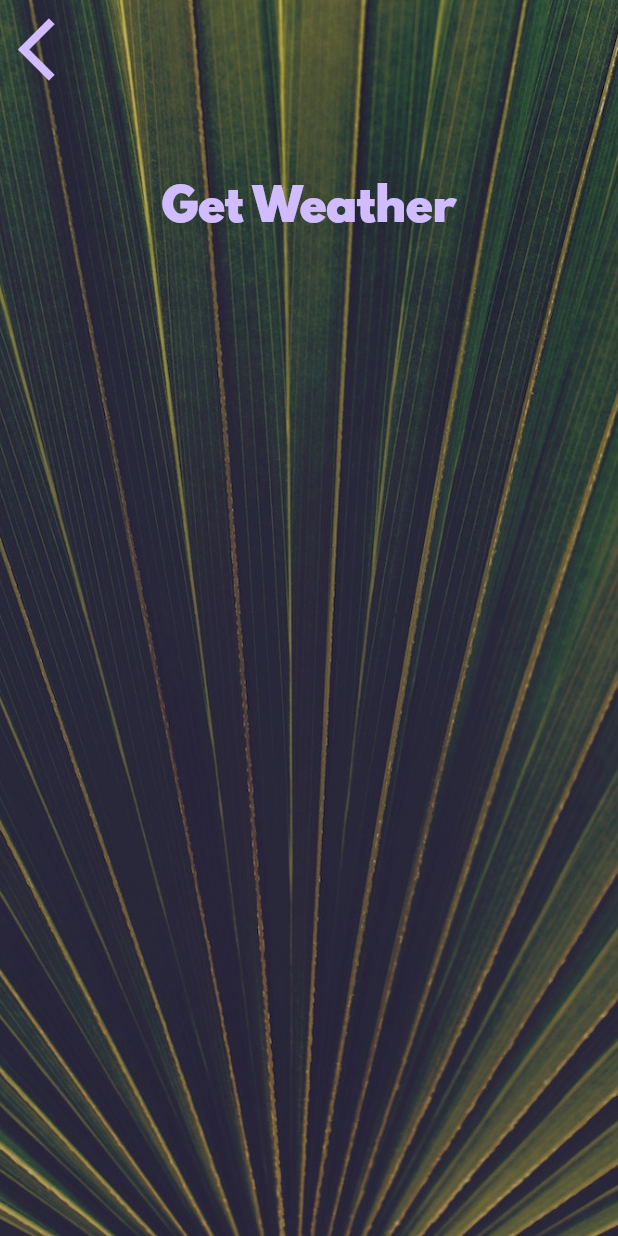
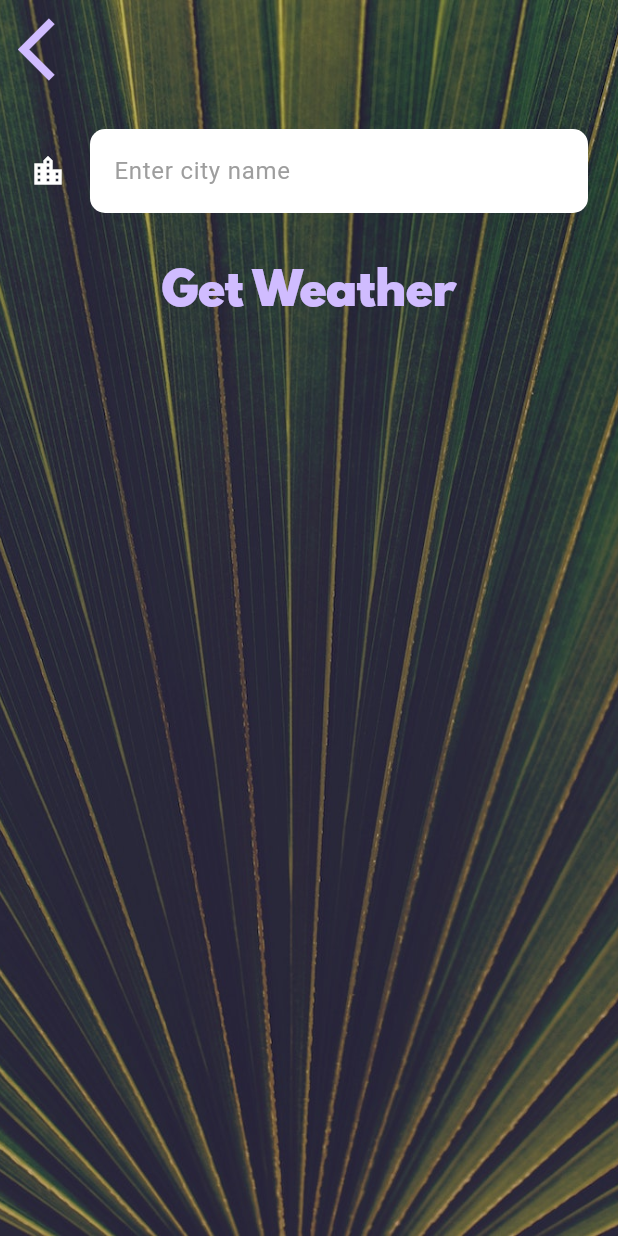
Before and after one commit to sydmasina/my_clima, a Flutter app: the CityScreen screen opened directly, on a phone screen of 412 x 824 dp. Run offline on Flutter 3.47's test engine with Material 3 defaults, Android fonts, the light colour scheme and no system bars; our stand-ins replace flutter_dotenv, flutter_spinkit, geolocator; network calls fail.

Commit message:
Refactor to add the last of the changes

```diff
--- a/lib/constants/styles.dart
+++ b/lib/constants/styles.dart
@@ -18,3 +18,21 @@ const kButtonTextStyle = TextStyle(
 const kConditionTextStyle = TextStyle(
   fontSize: 80.0,
 );
+
+const kTextFieldDecoration = InputDecoration(
+  border: OutlineInputBorder(
+    borderRadius: BorderRadius.all(
+      Radius.circular(10.0),
+    ),
+    borderSide: BorderSide.none,
+  ),
+  filled: true,
+  fillColor: Colors.white,
+  hoverColor: Colors.grey,
+  icon: Icon(
+    Icons.location_city,
+    color: Colors.white,
+  ),
+  hintText: 'Enter city name',
+  hintStyle: TextStyle(color: Colors.grey),
+);
--- a/lib/screens/city_screen.dart
+++ b/lib/screens/city_screen.dart
@@ -1,3 +1,4 @@
+import 'package:flutter/cupertino.dart';
 import 'package:flutter/material.dart';
 import 'package:my_clima/constants/styles.dart';
 
@@ -7,6 +8,8 @@ class CityScreen extends StatefulWidget {
 }
 
 class _CityScreenState extends State<CityScreen> {
+  String cityName = '';
+
   @override
   Widget build(BuildContext context) {
     return Scaffold(
@@ -24,7 +27,9 @@ class _CityScreenState extends State<CityScreen> {
               Align(
                 alignment: Alignment.topLeft,
                 child: TextButton(
-                  onPressed: () {},
+                  onPressed: () {
+                    Navigator.pop(context);
+                  },
                   child: const Icon(
                     Icons.arrow_back_ios,
                     size: 50.0,
@@ -33,10 +38,18 @@ class _CityScreenState extends State<CityScreen> {
               ),
               Container(
                 padding: const EdgeInsets.all(20.0),
-                child: null,
+                child: TextField(
+                  style: const TextStyle(color: Colors.black),
+                  decoration: kTextFieldDecoration,
+                  onChanged: (value) {
+                    cityName = value;
+                  },
+                ),
               ),
               TextButton(
-                onPressed: () {},
+                onPressed: () {
+                  Navigator.pop(context, cityName);
+                },
                 child: const Text(
                   'Get Weather',
                   style: kButtonTextStyle,
--- a/lib/services/weather.dart
+++ b/lib/services/weather.dart
@@ -8,6 +8,11 @@ LocationService locationService = LocationService();
 
 class WeatherService {
   var weatherData;
+
+  Future getCityWeather(String cityName) async {
+    weatherData = await getData(
+        '$openWeatherMapUrl?q=$cityName&appid=$apiKey&units=metric');
+  }
 
   Future getCurrentWeather() async {
     await locationService.getCurrentLocation();
```
Also changed, not shown: lib/screens/location_screen.dart (+22 -1 lines).
